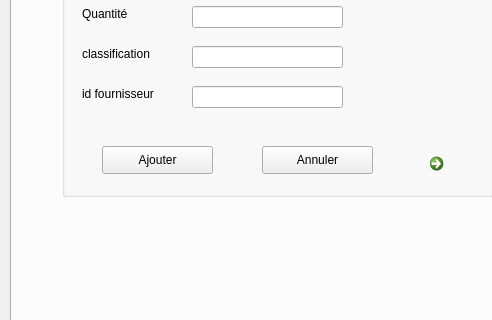
First picture: the form in mainwindow.ui, repository zouhourkharraf/SmartDryCleaner_2A4, before the edit; both pictures show x 0 to 492 and y 300 to 620 of the 1311 by 716 pixel window.
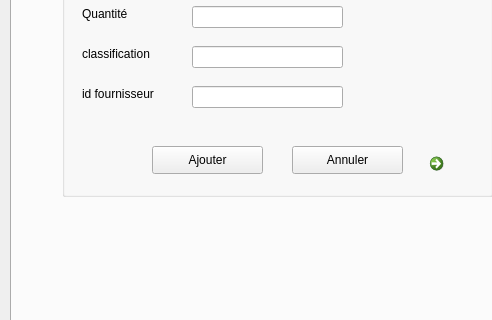
Second picture: the form after the edit.

Patch:
```diff
--- a/mainwindow.ui
+++ b/mainwindow.ui
@@ -242,7 +242,7 @@
         <widget class="QPushButton" name="pb_ajouter">
          <property name="geometry">
           <rect>
-           <x>40</x>
+           <x>90</x>
            <y>340</y>
            <width>111</width>
            <height>28</height>
@@ -278,7 +278,7 @@
         <widget class="QPushButton" name="pushButton_2">
          <property name="geometry">
           <rect>
-           <x>200</x>
+           <x>230</x>
            <y>340</y>
            <width>111</width>
            <height>28</height>
```
Left out of the diff: 2 changed lines with no effect on the pictures.
